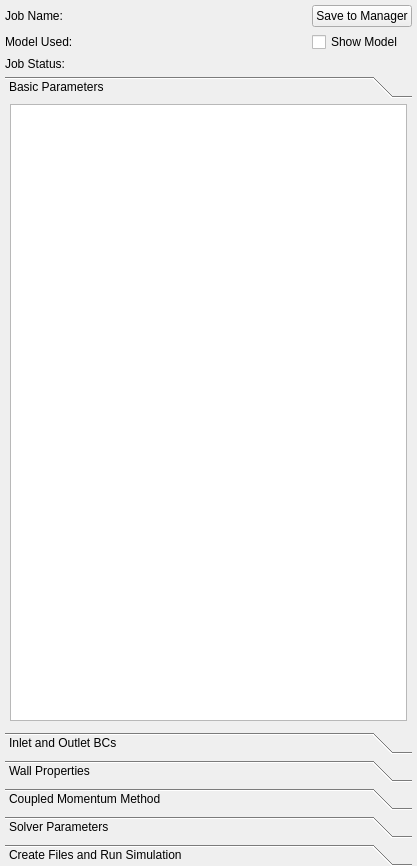
Old version of the form Code/Source/sv4gui/Plugins/org.sv.gui.qt.simulation/sv4gui_SimulationView.ui in the repository SimVascular/SimVascular.
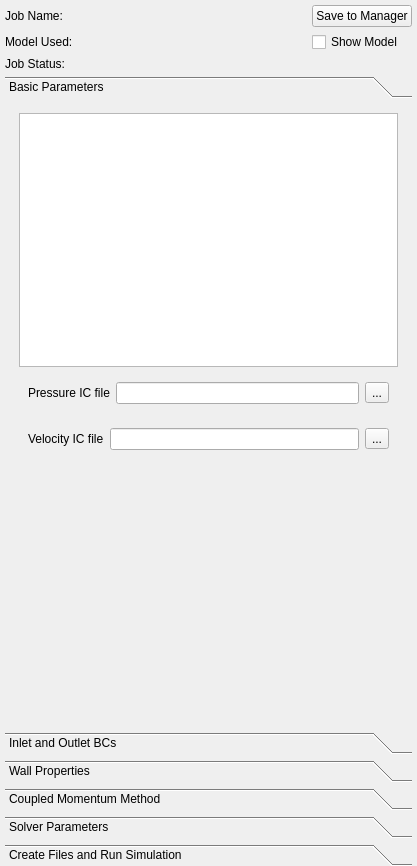
New version of the form. The open tabs and pages were chosen to show the change. Custom widgets are drawn as their Qt base class.

Commit message: Add setting pressure and velocity IC files.

Diff of the .ui file:
```diff
--- a/Code/Source/sv4gui/Plugins/org.sv.gui.qt.simulation/sv4gui_SimulationView.ui
+++ b/Code/Source/sv4gui/Plugins/org.sv.gui.qt.simulation/sv4gui_SimulationView.ui
@@ -191,10 +191,71 @@
            <number>5</number>
           </property>
           <item>
-           <widget class="QTableView" name="BasicParameters_page">
-            <property name="selectionBehavior">
-             <enum>QAbstractItemView::SelectionBehavior::SelectRows</enum>
-            </property>
+           <widget class="QWidget" name="BasicParameters_page" native="true">
+            <layout class="QVBoxLayout" name="verticalLayout_15">
+             <item>
+              <widget class="QTableView" name="BasicParameters_table"/>
+             </item>
+             <item>
+              <widget class="QWidget" name="BasicParameters_pressure_ic_group" native="true">
+               <layout class="QHBoxLayout" name="horizontalLayout_12">
+                <item>
+                 <widget class="QLabel" name="BasicParameters_pressure_ic_label">
+                  <property name="text">
+                   <string>Pressure IC file</string>
+                  </property>
+                 </widget>
+                </item>
+                <item>
+                 <widget class="QLineEdit" name="BasicParameters_pressure_ic_file_name"/>
+                </item>
+                <item>
+                 <widget class="QToolButton" name="BasicParameters_pressure_ic_set_file_name">
+                  <property name="text">
+                   <string>...</string>
+                  </property>
+                 </widget>
+                </item>
+               </layout>
+              </widget>
+             </item>
+             <item>
+              <widget class="QWidget" name="BasicParameters_velocity_ic_group" native="true">
+               <layout class="QHBoxLayout" name="horizontalLayout_11">
+                <item>
+                 <widget class="QLabel" name="BasicParameters_velocity_ic_label">
+                  <property name="text">
+                   <string>Velocity IC file</string>
+                  </property>
+                 </widget>
+                </item>
+                <item>
+                 <widget class="QLineEdit" name="BasicParameters_velocity_ic_file_name"/>
+                </item>
+                <item>
+                 <widget class="QToolButton" name="BasicParameters_velocity_ic_set_file_name">
+                  <property name="text">
+                   <string>...</string>
+                  </property>
+                 </widget>
+                </item>
+               </layout>
+              </widget>
+             </item>
+             <item>
+              <spacer name="verticalSpacer_4">
+               <property name="orientation">
+                <enum>Qt::Orientation::Vertical</enum>
+               </property>
+               <property name="sizeHint" stdset="0">
+                <size>
+                 <width>20</width>
+                 <height>214</height>
+                </size>
+               </property>
+              </spacer>
+             </item>
+            </layout>
            </widget>
           </item>
          </layout>
```
Left out of the diff: 2 changed lines with no effect on the pictures. The commit also changes 2 other files.
